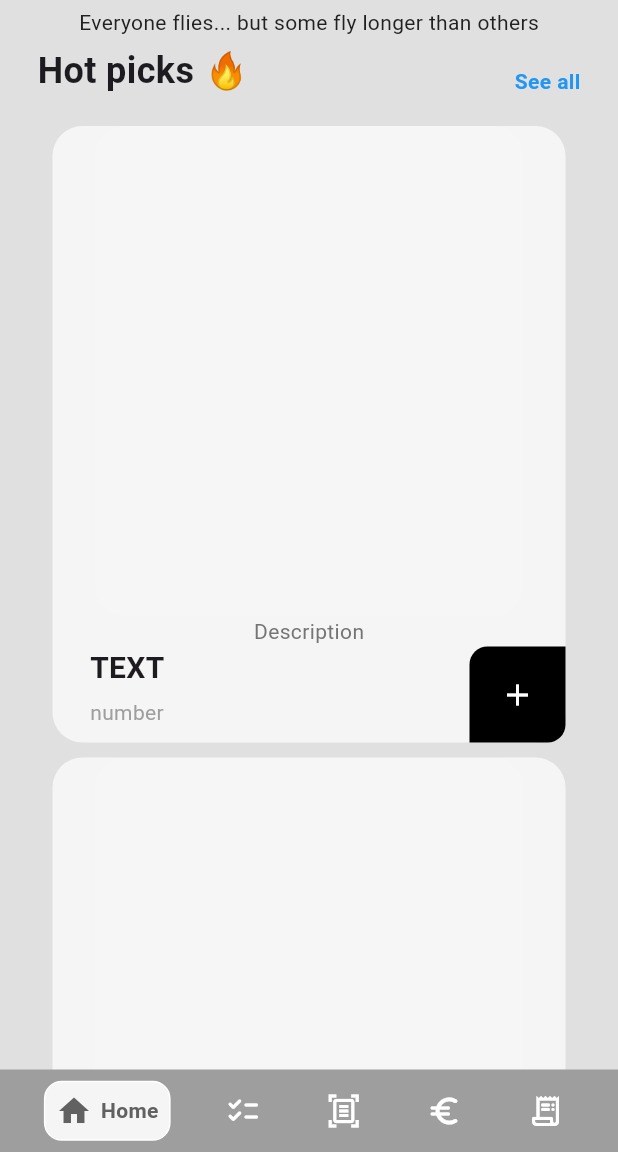
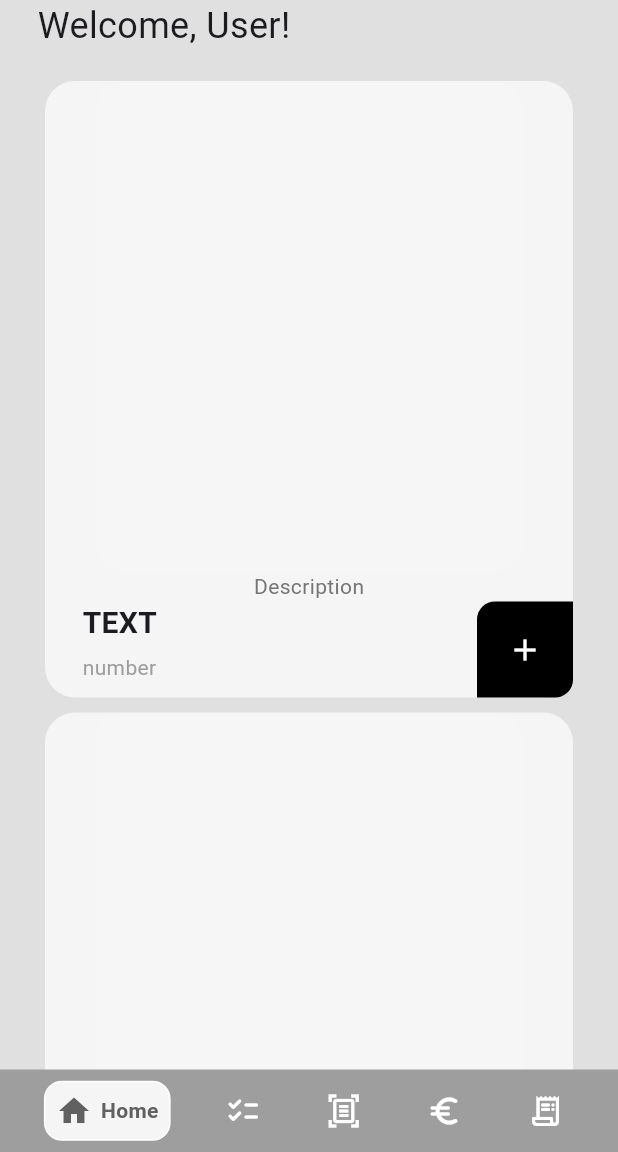
Before and after one commit to GiuseppeDB7/MSA-Project, a Flutter app: the HomePage screen opened directly, on a phone screen of 412 x 824 dp, the part 84-1236 px from its top. Run offline on Flutter 3.47's test engine with Material 3 defaults, Android fonts, the phone set to English and light mode, and no system bars; drawn by our look-alikes of google_nav_bar; Roboto replaces fonts that are missing (Times New Roman).

Commit message:
Colors and function

```diff
--- a/helloworld/lib/pages/first_page.dart
+++ b/helloworld/lib/pages/first_page.dart
@@ -8,17 +8,18 @@ class FirstPage extends StatefulWidget {
   const FirstPage({super.key});
 
   @override
-  State <FirstPage> createState() => FirstPageState();
+  State<FirstPage> createState() => FirstPageState();
 }
 
 class FirstPageState extends State<FirstPage> {
-
   //add Item to cart
-  void addItemToCart(Item item){
+  void addItemToCart(Item item) {
     Provider.of<Cart>(context, listen: false).addItemToCart(item);
 
     //alert the user of success
-    showDialog(context: context, builder: (context) => const AlertDialog(
+    showDialog(
+      context: context,
+      builder: (context) => const AlertDialog(
         title: Text('Successfully added!'),
         content: Text('Check your cart'),
       ),
@@ -27,7 +28,8 @@ class FirstPageState extends State<FirstPage> {
 
   @override
   Widget build(BuildContext context) {
-    return Consumer<Cart>(builder: (context, value, child) => Column(
+    return Consumer<Cart>(
+      builder: (context, value, child) => Column(
         children: [
           //foto
           //const Row(
@@ -42,35 +44,16 @@ class FirstPageState extends State<FirstPage> {
           //  ],
           //),
 
-        //message
-        Padding(
-          padding: const EdgeInsets.symmetric(vertical: 5.0),
-
-          child: Text(
-            'Everyone flies... but some fly longer than others',
-            style: TextStyle(color: Colors.grey[900]),
-          ),
-        ),
-
           //hot picks
           const Padding(
-          padding: EdgeInsets.only(left: 25.0, right: 25.0, bottom:10),
+            padding: EdgeInsets.only(left: 25.0, right: 25.0, bottom: 10),
             child: Row(
-            mainAxisAlignment: MainAxisAlignment.spaceBetween,
-            crossAxisAlignment: CrossAxisAlignment.end,
+              mainAxisAlignment: MainAxisAlignment.start,
               children: [
                 Text(
-               'Hot picks 🔥',
+                  'Welcome, User!',
                   style: TextStyle(
-                fontWeight: FontWeight.bold,
                     fontSize: 24,
-               ),
-              ),
-              Text(
-                'See all',
-                style: TextStyle(
-                  fontWeight: FontWeight.bold,
-                  color: Colors.blue,
                   ),
                 ),
               ],
@@ -87,10 +70,7 @@ class FirstPageState extends State<FirstPage> {
                 Item item = value.getItemList()[index];
 
                 //return the Item
-              return ItemTile(
-                item: item,
-                onTap: () => addItemToCart(item)
-              );
+                return ItemTile(item: item, onTap: () => addItemToCart(item));
               },
             ),
           ),
--- a/helloworld/lib/pages/home_page.dart
+++ b/helloworld/lib/pages/home_page.dart
@@ -37,7 +37,7 @@ class _HomePageState extends State<HomePage> {
         onTabChange: (index) => navigateBottomBar(index),
       ),
       appBar: AppBar(
-        backgroundColor: Colors.transparent,
+        backgroundColor: Colors.grey[300],
         elevation: 0,
         leading: Builder(
           builder: (context) {
@@ -122,11 +122,13 @@ class _HomePageState extends State<HomePage> {
                   padding: const EdgeInsets.only(left: 25.0, bottom: 25),
                   child: ListTile(
                     leading: const Icon(Icons.logout, color: Colors.white),
-                    title: const Text('Logout', style: TextStyle(color: Colors.white)),
+                    title: const Text('Logout',
+                        style: TextStyle(color: Colors.white)),
                     onTap: () {
                       Navigator.pushReplacement(
                         context,
-                        MaterialPageRoute(builder: (context) => const IntroPage()),
+                        MaterialPageRoute(
+                            builder: (context) => const IntroPage()),
                       );
                     }, // TODO dare conferma prima di effettuare il logout
                   ),
@@ -148,7 +150,8 @@ class _HomePageState extends State<HomePage> {
                   padding: EdgeInsets.only(left: 25.0),
                   child: ListTile(
                     leading: Icon(Icons.settings, color: Colors.white),
-                    title: Text('Settings', style: TextStyle(color: Colors.white)),
+                    title:
+                        Text('Settings', style: TextStyle(color: Colors.white)),
                   ),
                 ),
               ],
--- a/helloworld/lib/pages/item_tile.dart
+++ b/helloworld/lib/pages/item_tile.dart
@@ -1,35 +1,41 @@
 import 'package:flutter/material.dart';
 import 'package:helloworld/models/item.dart';
 
-// ignore: must_be_immutable
-class ItemTile extends StatelessWidget {
-  Item item;
-  void Function()? onTap;
+class ItemTile extends StatefulWidget {
+  final Item item;
+  final void Function()? onTap;
+
   ItemTile({super.key, required this.item, required this.onTap});
+
+  @override
+  _ItemTileState createState() => _ItemTileState();
+}
+
+class _ItemTileState extends State<ItemTile> {
+  Color backgroundColor = Colors.grey[100]!;
 
   @override
   Widget build(BuildContext context) {
     return Padding(
-      padding: const EdgeInsets.only(left: 35, right: 35, top: 10),
+      padding: const EdgeInsets.only(left: 30, right: 30, top: 10),
       child: Container(
-        //margin: const EdgeInsets.all(10),
         decoration: BoxDecoration(
-          color: Colors.grey[100],
+          color: backgroundColor,
           borderRadius: BorderRadius.circular(20),
         ),
         child: Column(
           children: [
-            //Item pic
+            // Item pic
             ClipRRect(
               borderRadius: BorderRadius.circular(20),
-              child: Image.asset(item.imagePath),
+              child: Image.asset(widget.item.imagePath),
             ),
 
-            //description
+            // Description
             Padding(
               padding: const EdgeInsets.symmetric(horizontal: 25.0),
               child: Text(
-                item.description,
+                widget.item.description,
                 style: TextStyle(
                   color: Colors.grey[600],
                 ),
@@ -46,16 +52,14 @@ class ItemTile extends StatelessWidget {
                   Column(
                     crossAxisAlignment: CrossAxisAlignment.start,
                     children: [
-                    Text(item.name, style: const TextStyle(
-                      fontWeight:FontWeight.bold,
-                      fontSize:20,
-                      )
-                    ),
-
+                      Text(widget.item.name,
+                          style: const TextStyle(
+                            fontWeight: FontWeight.bold,
+                            fontSize: 20,
+                          )),
                       const SizedBox(height: 5),
-
                       Text(
-                      item.price,
+                        widget.item.price,
                         style: const TextStyle(
                           color: Colors.grey,
                         ),
@@ -64,16 +68,14 @@ class ItemTile extends StatelessWidget {
                   ),
                   //plus button
                   GestureDetector(
-                  onTap: onTap,
+                    onTap: widget.onTap,
                     child: Container(
                       padding: const EdgeInsets.all(20),
                       decoration: const BoxDecoration(
                           color: Colors.black,
                           borderRadius: BorderRadius.only(
                               topLeft: Radius.circular(12),
-                          bottomRight: Radius.circular(12)
-                        )
-                      ),
+                              bottomRight: Radius.circular(12))),
                       child: const Icon(
                         Icons.add,
                         color: Colors.white,
@@ -84,7 +86,8 @@ class ItemTile extends StatelessWidget {
               ),
             ),
             //button to add to cart
-        ],)
+          ],
+        ),
       ),
     );
   }
```
Lines whose indentation alone changed are shown as unchanged.
